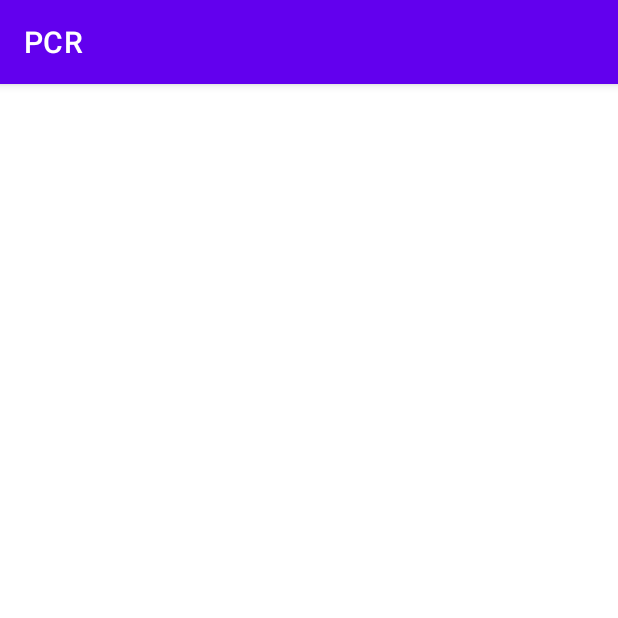
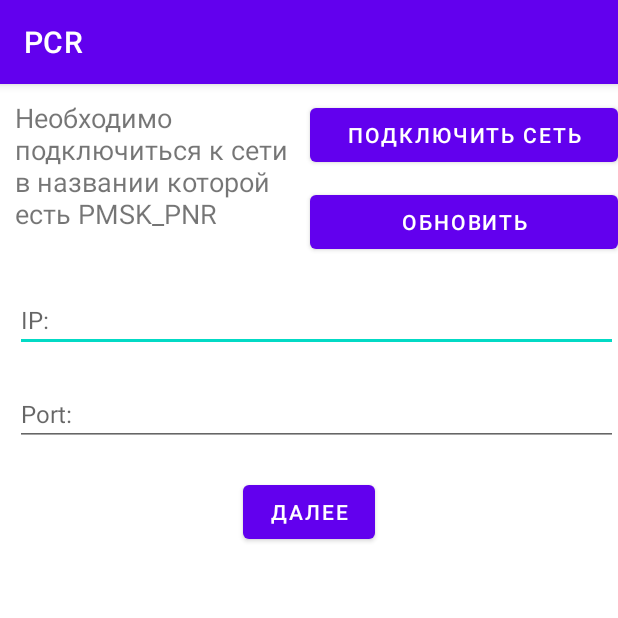
Before and after one commit to ibaevzz/PulseCounterRecorder, an Android app: the WifiConnectActivity screen opened directly, with no data from a screen before it, on a phone screen of 412 x 824 dp, the top half of it. Run offline under Robolectric (Android 15) with nearby library versions, the phone set to English and light mode, and no system bars; our stand-ins replace Dagger/Hilt's generated code.

Commit message:
Реализовано подключении по Wifi

```diff
--- /dev/null
+++ b/app/src/main/java/com/ibaevzz/pcr/data/exceptions/WifiTurnedOffException.kt
@@ -0,0 +1,3 @@
+package com.ibaevzz.pcr.data.exceptions
+
+class WifiTurnedOffException: Exception()
--- a/app/src/main/java/com/ibaevzz/pcr/data/repository/ConnectRepository.kt
+++ /dev/null
@@ -1,6 +0,0 @@
-package com.ibaevzz.pcr.data.repository
-
-interface ConnectRepository{
-    suspend fun connect(address: String, port: String = "")
-    suspend fun closeConnection()
-}
--- a/app/src/main/java/com/ibaevzz/pcr/di/bluetooth/BluetoothModule.kt
+++ b/app/src/main/java/com/ibaevzz/pcr/di/bluetooth/BluetoothModule.kt
@@ -2,8 +2,8 @@ package com.ibaevzz.pcr.di.bluetooth
 
 import android.bluetooth.BluetoothManager
 import android.content.Context
-import com.ibaevzz.pcr.data.repository.BluetoothConnectRepository
-import com.ibaevzz.pcr.data.repository.ConnectRepository
+import com.ibaevzz.pcr.data.repository.BluetoothPCRRepository
+import com.ibaevzz.pcr.data.repository.PCRRepository
 import dagger.Binds
 import dagger.Module
 import dagger.Provides
@@ -20,5 +20,5 @@ class BluetoothModule {
 @Module
 interface BindsModule{
     @Binds
-    fun bluetoothConnectRepositoryToConnectRepository(bluetoothConnectRepository: BluetoothConnectRepository): ConnectRepository
+    fun bluetoothPCRRepositoryToPCRRepository(bluetoothPCRRepository: BluetoothPCRRepository): PCRRepository
 }
--- a/app/src/main/java/com/ibaevzz/pcr/di/wifi/WifiComponent.kt
+++ b/app/src/main/java/com/ibaevzz/pcr/di/wifi/WifiComponent.kt
@@ -3,6 +3,7 @@ package com.ibaevzz.pcr.di.wifi
 import android.content.Context
 import com.ibaevzz.pcr.di.app.AppComponent
 import com.ibaevzz.pcr.presentation.activity.ConnectActivity
+import com.ibaevzz.pcr.presentation.activity.WifiConnectActivity
 import dagger.Subcomponent
 
 @WifiScope
@@ -10,6 +11,7 @@ import dagger.Subcomponent
 interface WifiComponent {
 
     fun inject(connectActivity: ConnectActivity)
+    fun inject(wifiConnectActivity: WifiConnectActivity)
 
     @Subcomponent.Builder
     interface Builder{
--- a/app/src/main/java/com/ibaevzz/pcr/di/wifi/WifiModule.kt
+++ b/app/src/main/java/com/ibaevzz/pcr/di/wifi/WifiModule.kt
@@ -1,12 +1,23 @@
 package com.ibaevzz.pcr.di.wifi
 
-import com.ibaevzz.pcr.data.repository.ConnectRepository
-import com.ibaevzz.pcr.data.repository.WifiConnectRepository
+import android.content.Context
+import android.net.wifi.WifiManager
+import com.ibaevzz.pcr.data.repository.PCRRepository
+import com.ibaevzz.pcr.data.repository.WifiPCRRepository
 import dagger.Binds
 import dagger.Module
+import dagger.Provides
+
+@Module(includes = [BindsModule::class])
+class WifiModule {
+    @Provides
+    fun provideWifiManager(context: Context): WifiManager{
+        return context.getSystemService(Context.WIFI_SERVICE) as WifiManager
+    }
+}
 
 @Module
-interface WifiModule {
+interface BindsModule{
     @Binds
-    fun wifiConnectRepositoryToConnectRepository(wifiConnectRepository: WifiConnectRepository): ConnectRepository
+    fun wifiPCRRepositoryToPCRRepository(wifiPCRRepository: WifiPCRRepository): PCRRepository
 }
--- a/app/src/main/java/com/ibaevzz/pcr/presentation/activity/WifiConnectActivity.kt
+++ b/app/src/main/java/com/ibaevzz/pcr/presentation/activity/WifiConnectActivity.kt
@@ -1,16 +1,57 @@
 package com.ibaevzz.pcr.presentation.activity
 
+import android.content.Intent
+import android.net.wifi.WifiManager
 import android.os.Bundle
+import android.widget.Toast
 import androidx.appcompat.app.AppCompatActivity
-import com.ibaevzz.pcr.databinding.ActivityTcpConnectBinding
+import com.ibaevzz.pcr.PMSK_PNR
+import com.ibaevzz.pcr.PORT
+import com.ibaevzz.pcr.databinding.ActivityWifiConnectBinding
+import com.ibaevzz.pcr.di.wifi.WifiComponent
+import com.ibaevzz.pcr.ipToString
+import com.ibaevzz.pcr.stringToIp
+import javax.inject.Inject
 
 class WifiConnectActivity: AppCompatActivity() {
 
-    private lateinit var binding: ActivityTcpConnectBinding
+    private lateinit var binding: ActivityWifiConnectBinding
+
+    @Inject
+    lateinit var wifiManager: WifiManager
 
     override fun onCreate(savedInstanceState: Bundle?) {
         super.onCreate(savedInstanceState)
-        binding = ActivityTcpConnectBinding.inflate(layoutInflater)
+        binding = ActivityWifiConnectBinding.inflate(layoutInflater)
         setContentView(binding.root)
+
+        WifiComponent.init(applicationContext).inject(this)
+
+        binding.connect.setOnClickListener{
+            startActivity(Intent(WifiManager.ACTION_PICK_WIFI_NETWORK))
+        }
+        binding.update.setOnClickListener{
+            val name = wifiManager.connectionInfo.ssid
+            if(name!=null && name.contains(PMSK_PNR)){
+                val ip = wifiManager.dhcpInfo.gateway?:0
+                if(ip!=0){
+                    binding.ip.setText(ip.ipToString())
+                    binding.port.setText(PORT.toString())
+                }
+            }else{
+                Toast.makeText(this, "Подключена неподходящая сеть", Toast.LENGTH_SHORT).show()
+            }
+        }
+        binding.contin.setOnClickListener{
+            try {
+                val intent = Intent(this, ConnectActivity::class.java)
+                intent.putExtra(ConnectActivity.IP_EXTRA, binding.ip.text.toString().stringToIp().toString())
+                intent.putExtra(ConnectActivity.PORT_EXTRA, binding.port.text.toString())
+                intent.putExtra(ConnectActivity.IS_NETWORK_EXTRA, true)
+                startActivity(intent)
+            }catch (_: Exception){
+                Toast.makeText(this, "Невалидные значения", Toast.LENGTH_SHORT).show()
+            }
+        }
     }
 }
--- a/app/src/main/java/com/ibaevzz/pcr/presentation/service/RssiService.kt
+++ b/app/src/main/java/com/ibaevzz/pcr/presentation/service/RssiService.kt
@@ -64,6 +64,10 @@ class RssiService: Service(){
 
     override fun onDestroy() {
         scope.cancel()
+        try {
+            unregisterReceiver(rssiBroadcastReceiver)
+            unregisterReceiver(discoveryStartedReceiver)
+        }catch (_: Exception){}
         super.onDestroy()
     }
 
--- a/app/src/main/res/layout/activity_tcp_connect.xml
+++ /dev/null
@@ -1,6 +0,0 @@
-<?xml version="1.0" encoding="utf-8"?>
-<androidx.constraintlayout.widget.ConstraintLayout xmlns:android="http://schemas.android.com/apk/res/android"
-    android:layout_width="match_parent"
-    android:layout_height="match_parent">
-
-</androidx.constraintlayout.widget.ConstraintLayout>
--- /dev/null
+++ b/app/src/main/res/layout/activity_wifi_connect.xml
@@ -0,0 +1,85 @@
+<?xml version="1.0" encoding="utf-8"?>
+<androidx.constraintlayout.widget.ConstraintLayout xmlns:android="http://schemas.android.com/apk/res/android"
+    xmlns:app="http://schemas.android.com/apk/res-auto"
+    android:layout_width="match_parent"
+    android:layout_height="match_parent">
+
+    <androidx.constraintlayout.widget.ConstraintLayout
+        android:id="@+id/top"
+        android:layout_width="match_parent"
+        android:layout_height="wrap_content"
+        app:layout_constraintTop_toTopOf="parent">
+        <View
+            android:id="@+id/line"
+            android:layout_width="1dp"
+            android:layout_height="1dp"
+            android:background="@android:color/transparent"
+            app:layout_constraintTop_toTopOf="parent"
+            app:layout_constraintRight_toRightOf="parent"
+            app:layout_constraintLeft_toLeftOf="parent"/>
+
+        <TextView
+            android:id="@+id/req"
+            android:layout_width="0dp"
+            android:layout_height="wrap_content"
+            android:text="@string/requirements"
+            android:textSize="18sp"
+            app:layout_constraintTop_toTopOf="parent"
+            app:layout_constraintLeft_toLeftOf="parent"
+            app:layout_constraintRight_toRightOf="@id/line"
+            android:layout_margin="10dp"/>
+
+        <Button
+            android:id="@+id/connect"
+            android:layout_width="0dp"
+            android:layout_height="wrap_content"
+            android:text="@string/connect_to_wifi"
+            app:layout_constraintLeft_toRightOf="@+id/line"
+            app:layout_constraintRight_toRightOf="parent"
+            app:layout_constraintTop_toTopOf="@+id/req"/>
+
+        <Button
+            android:id="@+id/update"
+            android:layout_width="0dp"
+            android:layout_height="wrap_content"
+            android:layout_marginTop="10dp"
+            android:text="@string/update"
+            app:layout_constraintLeft_toRightOf="@+id/line"
+            app:layout_constraintRight_toRightOf="parent"
+            app:layout_constraintTop_toBottomOf="@+id/connect"/>
+    </androidx.constraintlayout.widget.ConstraintLayout>
+
+    <EditText
+        android:id="@+id/ip"
+        android:layout_width="match_parent"
+        android:layout_height="wrap_content"
+        android:layout_marginTop="20dp"
+        android:layout_marginLeft="10dp"
+        android:hint="@string/ip"
+        android:textSize="16sp"
+        app:layout_constraintTop_toBottomOf="@+id/top"
+        app:layout_constraintLeft_toLeftOf="parent"/>
+
+    <EditText
+        android:id="@+id/port"
+        android:layout_width="match_parent"
+        android:layout_height="wrap_content"
+        android:layout_marginTop="20dp"
+        android:layout_marginLeft="10dp"
+        android:hint="@string/port"
+        android:inputType="number"
+        android:textSize="16sp"
+        app:layout_constraintTop_toBottomOf="@+id/ip"
+        app:layout_constraintLeft_toLeftOf="parent" />
+
+    <Button
+        android:id="@+id/contin"
+        android:layout_width="wrap_content"
+        android:layout_height="wrap_content"
+        android:layout_marginTop="20dp"
+        android:text="@string/contin"
+        app:layout_constraintTop_toBottomOf="@+id/port"
+        app:layout_constraintLeft_toLeftOf="parent"
+        app:layout_constraintRight_toRightOf="parent"/>
+
+</androidx.constraintlayout.widget.ConstraintLayout>
--- a/app/src/main/res/values/strings.xml
+++ b/app/src/main/res/values/strings.xml
@@ -5,6 +5,12 @@
     <string name="work_with_pcr">Работа с СИР</string>
     <string name="disconnect">Отключиться</string>
     <string name="connect_type">Тип подключения</string>
-    <string name="tcp_connect">TCP подключение</string>
+    <string name="tcp_connect">Wifi подключение</string>
     <string name="bluetooth_connect">Bluetooth подключение</string>
+    <string name="requirements">Необходимо подключиться к сети в названии которой есть PMSK_PNR</string>
+    <string name="connect_to_wifi">Подключить сеть</string>
+    <string name="update">Обновить</string>
+    <string name="ip">IP:</string>
+    <string name="port">Port:</string>
+    <string name="contin">Далее</string>
 </resources>
```
Also changed, not shown: app/src/main/AndroidManifest.xml (+13 -5 lines), app/src/main/java/com/ibaevzz/pcr/Utils.kt (+23 -0 lines), app/src/main/java/com/ibaevzz/pcr/data/repository/BluetoothPCRRepository.kt (renamed from app/src/main/java/com/ibaevzz/pcr/data/repository/BluetoothConnectRepository.kt, +6 -6 lines), app/src/main/java/com/ibaevzz/pcr/data/repository/PCRRepository.kt (added, +15 -0 lines), app/src/main/java/com/ibaevzz/pcr/data/repository/WifiConnectRepository.kt (deleted, +0 -18 lines), app/src/main/java/com/ibaevzz/pcr/data/repository/WifiPCRRepository.kt (added, +72 -0 lines), app/src/main/java/com/ibaevzz/pcr/di/app/AppModule.kt (+10 -1 lines), app/src/main/java/com/ibaevzz/pcr/presentation/activity/ConnectActivity.kt (+10 -6 lines), app/src/main/java/com/ibaevzz/pcr/presentation/viewmodel/ConnectViewModel.kt (+12 -11 lines).
